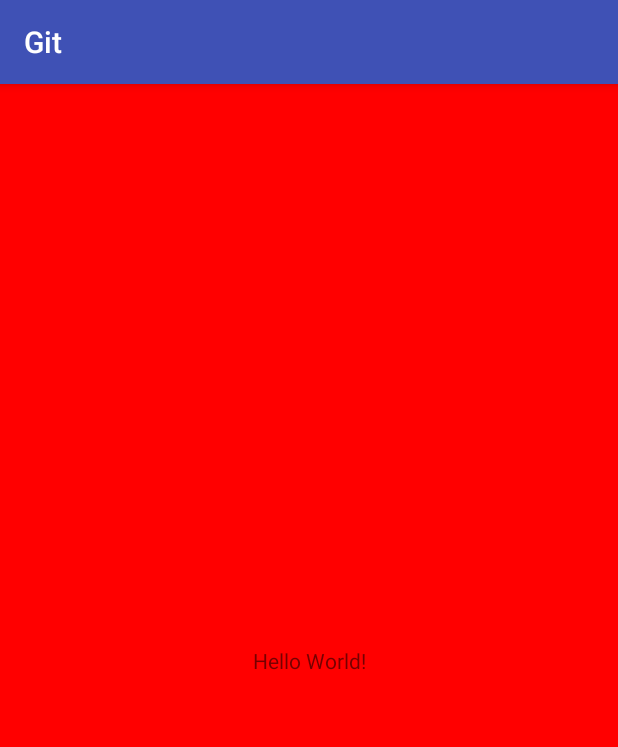
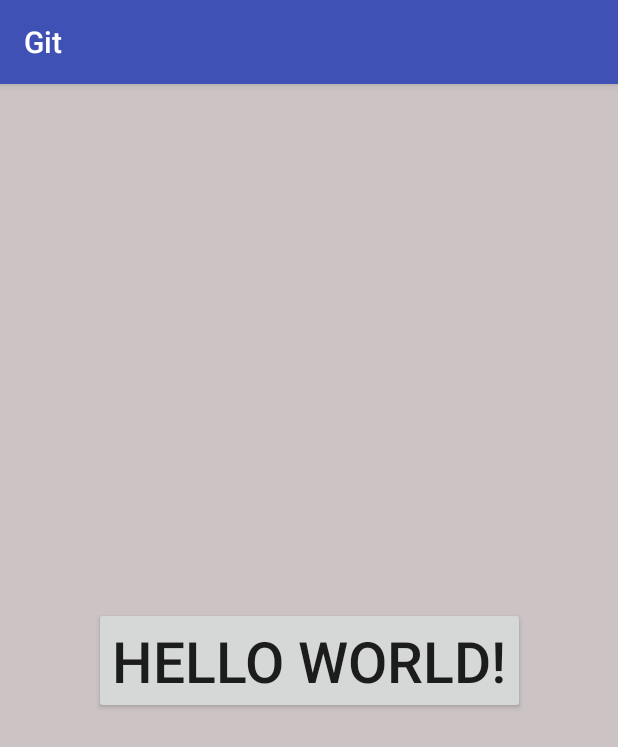
Before and after one commit to mahyar239/Git, an Android app: the screen it shows after launch (MainActivity), on a phone screen of 412 x 824 dp. Shown: the top 747 px of the screen. Run offline under Robolectric (Android 15) with nearby library versions, the phone set to English and light mode, and no system bars.

Commit message:
add gray background

```diff
--- a/app/src/main/res/layout/activity_main.xml
+++ b/app/src/main/res/layout/activity_main.xml
@@ -3,14 +3,15 @@
     xmlns:app="http://schemas.android.com/apk/res-auto"
     xmlns:tools="http://schemas.android.com/tools"
     android:layout_width="match_parent"
-    android:background="#f00"
+    android:background="#ccc4c4"
     android:layout_height="match_parent"
     tools:context=".MainActivity">
 
-    <TextView
+    <Button
         android:layout_width="wrap_content"
         android:layout_height="wrap_content"
         android:text="Hello World!"
+        android:textSize="38sp"
         app:layout_constraintBottom_toBottomOf="parent"
         app:layout_constraintLeft_toLeftOf="parent"
         app:layout_constraintRight_toRightOf="parent"
```
